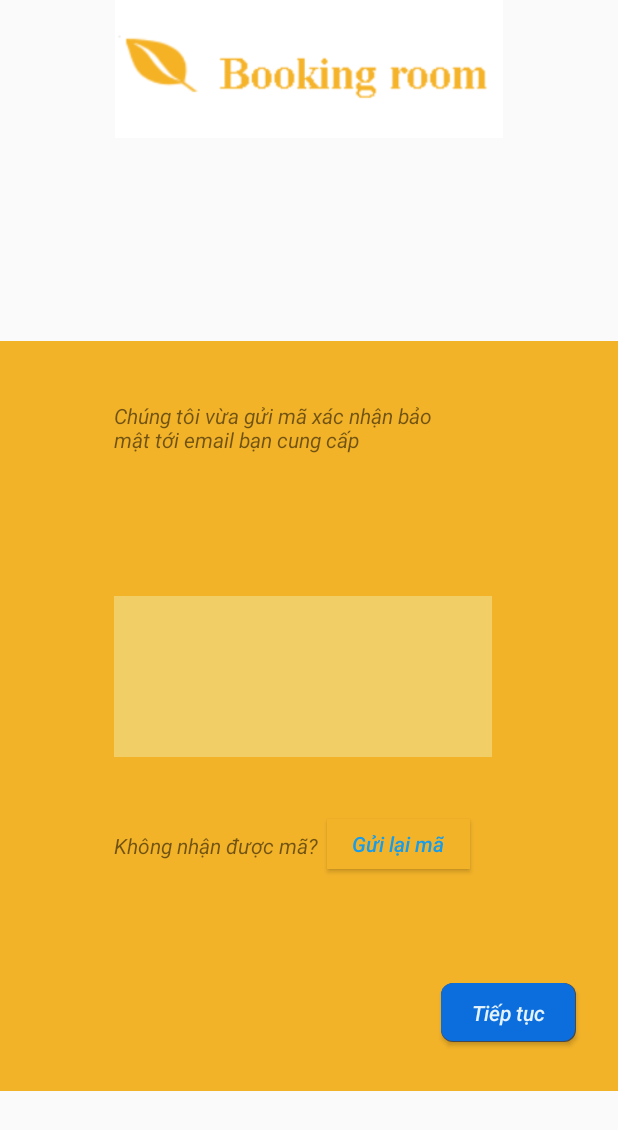
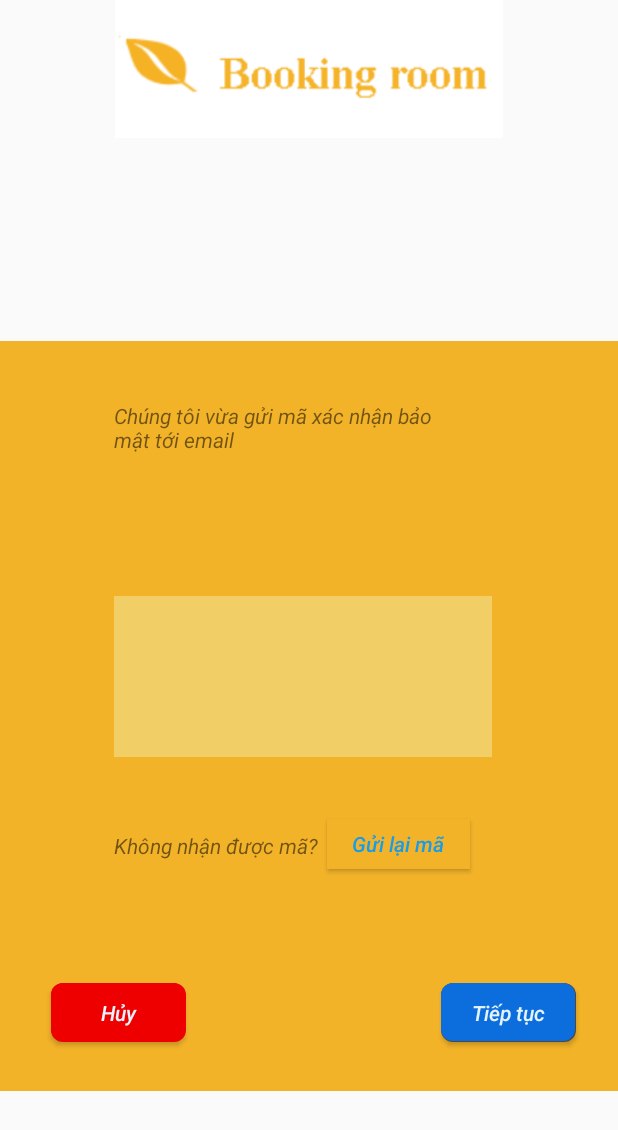
Before and after one commit to kudohdtt/bookingroom-v3, an Android app: the maXacNhan screen opened directly, with no data from a screen before it, on a phone screen of 412 x 824 dp. Shown: the top 1130 px of the screen. Run offline under Robolectric (Android 15) with nearby library versions, the phone set to English and light mode, and no system bars.

Commit message:
insert booking room, email comfim / ok

```diff
--- a/MyFirstApp/app/src/main/AndroidManifest.xml
+++ b/MyFirstApp/app/src/main/AndroidManifest.xml
@@ -34,7 +34,9 @@
         <activity android:name=".timkiemkhachsan.checkout" />
         <activity android:name=".dangki.dangki"></activity>
         <activity android:name=".dangki.Main3Activity" />
-        <activity android:name=".dangki.Main2Activity"></activity>
+        <activity android:name=".dangki.Main2Activity">
+
+        </activity>
         <activity android:name=".dangnhap.MainActivity">
             <intent-filter>
                 <action android:name="android.intent.action.MAIN" />
--- a/MyFirstApp/app/src/main/java/com/learnadroid/myfirstapp/dangnhap/AccountManager.java
+++ b/MyFirstApp/app/src/main/java/com/learnadroid/myfirstapp/dangnhap/AccountManager.java
@@ -17,6 +17,7 @@ public class AccountManager {
     public static String gmail="";
     public static int bookingId;
     public static int serviceId;
+    public static int newId;
 
     public static AccountManager getInstance() {
         if (instance == null) {
--- a/MyFirstApp/app/src/main/java/com/learnadroid/myfirstapp/gmail/Config.java
+++ b/MyFirstApp/app/src/main/java/com/learnadroid/myfirstapp/gmail/Config.java
@@ -1,6 +1,6 @@
 package com.learnadroid.myfirstapp.gmail;
 
 public class Config {
-    public static final String EMAIL ="tuletuan99@gmail.com";
+    public static final String EMAIL ="kudohdtt1@gmail.com";
     public static final String PASSWORD ="Tuantu1999";
 }
--- a/MyFirstApp/app/src/main/java/com/learnadroid/myfirstapp/timkiemkhachsan/maXacNhan.java
+++ b/MyFirstApp/app/src/main/java/com/learnadroid/myfirstapp/timkiemkhachsan/maXacNhan.java
@@ -5,17 +5,31 @@ import android.os.Build;
 import android.os.Bundle;
 import android.view.View;
 import android.widget.Button;
+import android.widget.EditText;
+import android.widget.TextView;
 import android.widget.Toast;
 
 import androidx.annotation.RequiresApi;
 import androidx.appcompat.app.AppCompatActivity;
 
 import com.learnadroid.myfirstapp.R;
+import com.learnadroid.myfirstapp.dangki.Main2Activity;
+import com.learnadroid.myfirstapp.dangki.Main3Activity;
+import com.learnadroid.myfirstapp.dangki.dangki;
+import com.learnadroid.myfirstapp.dangnhap.AccountManager;
+import com.learnadroid.myfirstapp.gmail.SendMail;
+
+import java.util.Random;
 
 public class maXacNhan extends AppCompatActivity {
 
     Button btTieptuc2;
     Button bt1;
+    String gmail;
+    int keyCf;
+    private EditText cf;
+    Button huy;
+    private TextView note;
 
     @RequiresApi(api = Build.VERSION_CODES.M)
     @Override
@@ -36,19 +50,56 @@ public class maXacNhan extends AppCompatActivity {
         setContentView(R.layout.activity_ma_xac_nhan);
         btTieptuc2 = (Button) findViewById(R.id.btTieptuc2);
         bt1 = (Button) findViewById(R.id.bt1);
-
+        gmail = AccountManager.gmail;
+        cf = findViewById(R.id.txtKhachsan);
+        huy = findViewById(R.id.btHuy);
+        note = findViewById(R.id.textView2);
+        note.setText("Chúng tôi vừa gửi mã xác nhận bảo mật tới email " +gmail);
         btTieptuc2.setOnClickListener(new View.OnClickListener() {
             @Override
             public void onClick(View v) {
-                Intent mh3 = new Intent(maXacNhan.this, comfim.class);
-                startActivity(mh3);
+                String keyCf2 = cf.getText().toString().trim();
+                if(keyCf2.equals(Integer.toString(keyCf))){
+                    Intent mh3 = new Intent(maXacNhan.this, comfim.class);
+                    startActivity(mh3);
+                } else{
+                    Toast.makeText(getBaseContext(),"Mã xác nhận không đúng mời nhập lại",Toast.LENGTH_LONG).show();
+                }
+
             }
         });
         bt1.setOnClickListener(new View.OnClickListener() {
             @Override
             public void onClick(View v) {
-                Toast.makeText(getBaseContext(),"Email has been sent",Toast.LENGTH_LONG).show();
+                bt1.setOnClickListener(new View.OnClickListener() {
+                    @Override
+                    public void onClick(View v) {
+                        sendEmail();
+                    }
+                });
+            }
+        });
+        huy.setOnClickListener(new View.OnClickListener() {
+            @Override
+            public void onClick(View v) {
+                Intent intent = new Intent(maXacNhan.this, timkiem.class);
+                startActivity(intent);
             }
         });
     }
+
+    private void sendEmail() {
+        Random rd = new Random();
+        keyCf = rd.nextInt((9999-10000 +1)+10000);
+        //Getting content for email
+        String subject = "[COMFIM YOUR BOOIKNGROOM ACCOUNT]";
+        String message = "Mã xác thực tài khoản của bạn là : " +keyCf;
+
+        //Creating SendMail object
+        SendMail sm = new SendMail(this, gmail, subject, message);
+
+        //Executing sendmail to send email
+        sm.execute();
+        Toast.makeText(getBaseContext(),"Email has been sent",Toast.LENGTH_LONG).show();
+    }
 }
--- a/MyFirstApp/app/src/main/res/layout/activity_ma_xac_nhan.xml
+++ b/MyFirstApp/app/src/main/res/layout/activity_ma_xac_nhan.xml
@@ -39,6 +39,25 @@
         android:layout_marginRight="28dp"
         android:background="@drawable/bobutton"
         android:text="Tiếp tục"
+        android:textAllCaps="false"
+        android:textColor="#e5f3fd"
+        android:textSize="14sp"
+        android:textStyle="italic"
+        app:layout_constraintBottom_toBottomOf="@+id/text"
+        app:layout_constraintEnd_toEndOf="parent"
+        app:layout_constraintHorizontal_bias="0.903"
+        app:layout_constraintLeft_toLeftOf="parent"
+        app:layout_constraintRight_toRightOf="parent"
+        app:layout_constraintTop_toTopOf="@+id/text"
+        app:layout_constraintVertical_bias="0.929" />
+    <Button
+        android:id="@+id/btHuy"
+        android:layout_width="90dp"
+        android:layout_height="39dp"
+        android:layout_marginEnd="288dp"
+        android:layout_marginRight="28dp"
+        android:background="@drawable/cancelbuton"
+        android:text="Hủy"
         android:textAllCaps="false"
         android:textColor="#e5f3fd"
         android:textSize="14sp"
```
Also changed, not shown: MyFirstApp/app/src/main/java/com/learnadroid/myfirstapp/dangki/Main2Activity.java (+8 -13 lines), MyFirstApp/app/src/main/java/com/learnadroid/myfirstapp/dangki/dangki.java (+5 -8 lines), MyFirstApp/app/src/main/java/com/learnadroid/myfirstapp/gmail/SendMail.java (+8 -2 lines), MyFirstApp/app/src/main/java/com/learnadroid/myfirstapp/timkiemkhachsan/comfim.java (+67 -0 lines).
